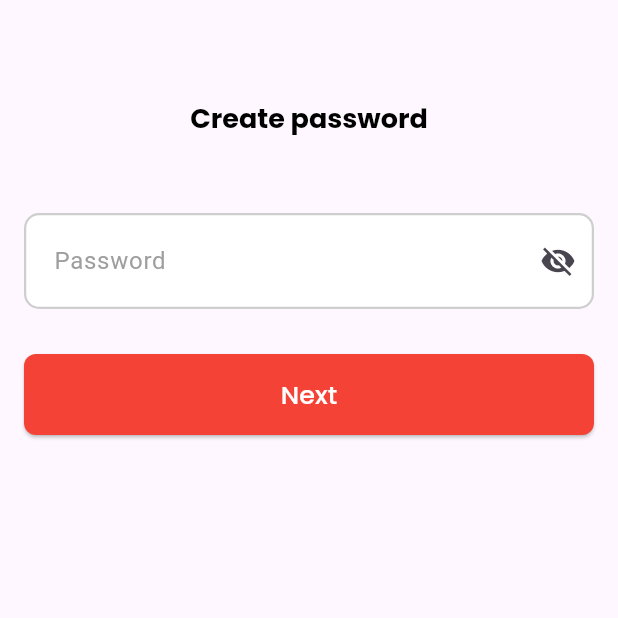
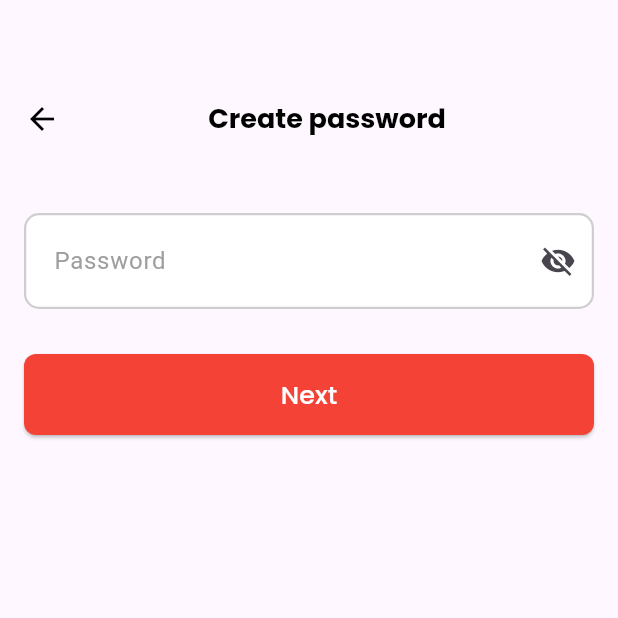
Before and after one commit to webvistapk/auto_uploader, a Flutter app: the OldPasswordScreen screen opened directly, on a phone screen of 412 x 824 dp, the top half of it. Run offline on Flutter 3.47's test engine with Material 3 defaults, Android fonts, the phone set to English and light mode, and no system bars; our stand-ins replace flutter_spinkit, google_fonts, jwt_decoder, pinput, salomon_bottom_bar, shared_preferences and 1 more; missing offline and left inert: flutter_sliding_toast; accounts and stored records are empty; Roboto replaces fonts that are missing (TextStyle).

Commit message:
all issues done

```diff
--- a/lib/main.dart
+++ b/lib/main.dart
@@ -31,7 +31,7 @@ class MyApp extends StatelessWidget {
           theme: ThemeData(
               primarySwatch: Colors.green,
               fontFamily: GoogleFonts.poppins().toString()),
-          home: LoginScreen() // Start with the LoadingScreen
+          home: SplashScreen() // Start with the LoadingScreen
           ),
     );
   }
--- a/lib/screens/authantication/login_screen.dart
+++ b/lib/screens/authantication/login_screen.dart
@@ -106,6 +106,7 @@ class _LoginScreenState extends State<LoginScreen> {
                               : ElevatedButton(
                                   onPressed: () async {
                                     if (formKey.currentState!.validate()) {
+                                      FocusScope.of(context).unfocus();
                                       await pro.loginUser(
                                         context,
                                         _usernameController.text.trim(),
--- a/lib/screens/authantication/otp_screen.dart
+++ b/lib/screens/authantication/otp_screen.dart
@@ -197,7 +197,10 @@ class _OtpScreenState extends State<OtpScreen> {
                       padding: const EdgeInsets.only(left: 30),
                       child: _start == 0
                           ? TextButton(
-                              onPressed: _resendOtp,
+                              onPressed: () {
+                                FocusScope.of(context).unfocus();
+                                _resendOtp();
+                              },
                               child: Text(
                                 "Resend code",
                                 style: AppTextStyles.poppinsSemiBold(
--- a/lib/screens/authantication/update password/widget/custom_widget.dart
+++ b/lib/screens/authantication/update password/widget/custom_widget.dart
@@ -9,11 +9,13 @@ class CustomPasswordScreen extends StatefulWidget {
   final controller;
   bool obsecure;
   String title;
+  bool isLoading;
   CustomPasswordScreen(
       {super.key,
       required this.onPressed,
       required this.controller,
       required this.obsecure,
+      required this.isLoading,
       required this.title});
 
   @override
@@ -28,7 +30,25 @@ class _CustomPasswordScreenState extends State<CustomPasswordScreen> {
         const SizedBox(
           height: 50,
         ),
+        Row(
+          mainAxisAlignment: MainAxisAlignment.spaceBetween,
+          children: [
+            GestureDetector(
+              onTap: widget.isLoading
+                  ? () {}
+                  : () {
+                      Navigator.pop(context);
+                    },
+              child: Icon(
+                Icons.arrow_back,
+                size: 24,
+                color: Colors.black,
+              ),
+            ),
             Text(widget.title, style: AppTextStyles.poppinsBold()),
+            SizedBox()
+          ],
+        ),
         const SizedBox(
           height: 50,
         ),
@@ -60,7 +80,11 @@ class _CustomPasswordScreenState extends State<CustomPasswordScreen> {
         const SizedBox(height: 30),
         Row(
           children: [
-            Expanded(
+            widget.isLoading
+                ? Center(
+                    child: CircularProgressIndicator.adaptive(),
+                  )
+                : Expanded(
                     child: ElevatedButton(
                       onPressed: widget.onPressed,
                       style: ElevatedButton.styleFrom(
--- a/lib/screens/profile/widgets/profile_images.dart
+++ b/lib/screens/profile/widgets/profile_images.dart
@@ -102,6 +102,8 @@ class ProfileImages extends StatelessWidget {
 
   Widget _buildImageGrid(List<String> imagesToDisplay) {
     return GridView.builder(
+      // scrollDirection: Axis.vertical,
+      physics: NeverScrollableScrollPhysics(),
       padding: const EdgeInsets.all(8.0),
       gridDelegate: const SliverGridDelegateWithFixedCrossAxisCount(
         crossAxisCount: 3,
--- a/lib/screens/splash_screen.dart
+++ b/lib/screens/splash_screen.dart
@@ -30,10 +30,10 @@ class _SplashScreenState extends State<SplashScreen> {
 
     // Load SharedPreferences and user profile data
     SharedPreferences prefs = await SharedPreferences.getInstance();
-    final data = prefs.get(Prefrences.authToken);
-
+    final data = await Prefrences.getAuthToken();
+    // debugger();
     if (data != null) {
-      final email = prefs.get(Prefrences.userEmail);
+      final email = await Prefrences.getUserEmail();
       UserPreferences userPreferences = UserPreferences();
 
       UserProfile? userProfile = await userPreferences.getCurrentUser();
--- a/lib/screens/widgets/side_bar.dart
+++ b/lib/screens/widgets/side_bar.dart
@@ -51,7 +51,7 @@ class SideBar extends StatelessWidget {
             },
           ),
           ListTile(
-            leading: const Icon(Icons.settings),
+            leading: const Icon(Icons.logout_outlined),
             title: const Text('Logout'),
             onTap: () async {
               // Navigate to settings
```
Also changed, not shown: lib/screens/authantication/register_screen.dart (+9 -8 lines), lib/screens/authantication/update password/confirm_password_screen.dart (+16 -0 lines), lib/screens/authantication/update password/old_password_screen.dart (+15 -3 lines). Lines whose indentation alone changed are shown as unchanged.
